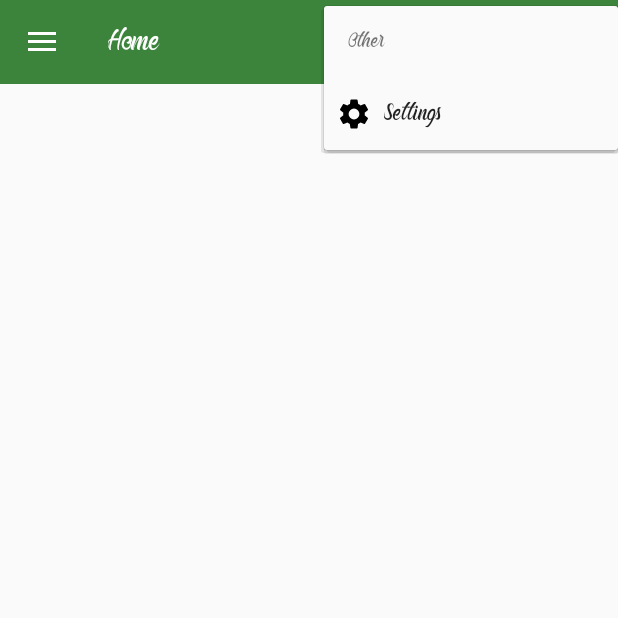
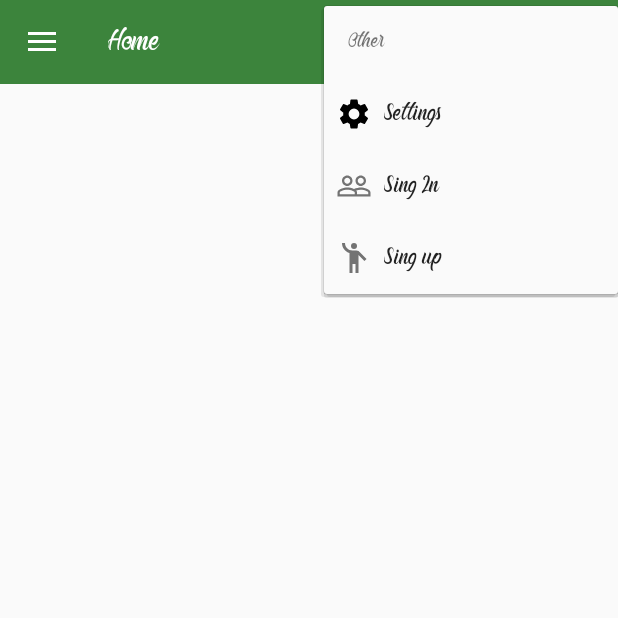
Before and after one commit to TomazMazej/plant_care, an Android app: the screen it shows after launch (MainActivity), in the options menu, after a tap on "Other", on a phone screen of 412 x 824 dp, the top half of it. Run offline under Robolectric (Android 15) with nearby library versions, the phone set to English and light mode, and no system bars.

Commit message:
Added sing in and snig up fragments

```diff
--- a/app/src/main/java/com/mazej/plantcare/MainActivity.java
+++ b/app/src/main/java/com/mazej/plantcare/MainActivity.java
@@ -21,6 +21,8 @@ import com.mazej.plantcare.fragments.MainFragment;
 import com.mazej.plantcare.fragments.MyPlantsFragment;
 import com.mazej.plantcare.fragments.SearchPlantsFragment;
 import com.mazej.plantcare.fragments.SettingsFragment;
+import com.mazej.plantcare.fragments.SingInFragment;
+import com.mazej.plantcare.fragments.SingUpFragment;
 
 import java.util.ArrayList;
 import java.util.Collections;
@@ -105,6 +107,12 @@ public class MainActivity extends AppCompatActivity implements NavigationView.On
         if(menuItem.getItemId() == R.id.settings){
             fragmentTransaction.replace(R.id.container_fragment, new SettingsFragment());
         }
+        if(menuItem.getItemId() == R.id.sing_in){
+            fragmentTransaction.replace(R.id.container_fragment, new SingInFragment());
+        }
+        if(menuItem.getItemId() == R.id.sing_up){
+            fragmentTransaction.replace(R.id.container_fragment, new SingUpFragment());
+        }
         fragmentTransaction.commit();
         return true;
     }
--- /dev/null
+++ b/app/src/main/res/drawable/ic_baseline_emoji_people_24.xml
@@ -0,0 +1,13 @@
+<vector xmlns:android="http://schemas.android.com/apk/res/android"
+    android:width="24dp"
+    android:height="24dp"
+    android:viewportWidth="24"
+    android:viewportHeight="24"
+    android:tint="?attr/colorControlNormal">
+  <path
+      android:fillColor="#FFFFFF"
+      android:pathData="M12,4m-2,0a2,2 0,1 1,4 0a2,2 0,1 1,-4 0"/>
+  <path
+      android:fillColor="#FFFFFF"
+      android:pathData="M15.89,8.11C15.5,7.72 14.83,7 13.53,7c-0.21,0 -1.42,0 -2.54,0C8.24,6.99 6,4.75 6,2H4c0,3.16 2.11,5.84 5,6.71V22h2v-6h2v6h2V10.05L18.95,14l1.41,-1.41L15.89,8.11z"/>
+</vector>
--- /dev/null
+++ b/app/src/main/res/drawable/ic_baseline_people_outline_24.xml
@@ -0,0 +1,10 @@
+<vector xmlns:android="http://schemas.android.com/apk/res/android"
+    android:width="24dp"
+    android:height="24dp"
+    android:viewportWidth="24"
+    android:viewportHeight="24"
+    android:tint="?attr/colorControlNormal">
+  <path
+      android:fillColor="#FFFFFF"
+      android:pathData="M16.5,13c-1.2,0 -3.07,0.34 -4.5,1 -1.43,-0.67 -3.3,-1 -4.5,-1C5.33,13 1,14.08 1,16.25L1,19h22v-2.75c0,-2.17 -4.33,-3.25 -6.5,-3.25zM12.5,17.5h-10v-1.25c0,-0.54 2.56,-1.75 5,-1.75s5,1.21 5,1.75v1.25zM21.5,17.5L14,17.5v-1.25c0,-0.46 -0.2,-0.86 -0.52,-1.22 0.88,-0.3 1.96,-0.53 3.02,-0.53 2.44,0 5,1.21 5,1.75v1.25zM7.5,12c1.93,0 3.5,-1.57 3.5,-3.5S9.43,5 7.5,5 4,6.57 4,8.5 5.57,12 7.5,12zM7.5,6.5c1.1,0 2,0.9 2,2s-0.9,2 -2,2 -2,-0.9 -2,-2 0.9,-2 2,-2zM16.5,12c1.93,0 3.5,-1.57 3.5,-3.5S18.43,5 16.5,5 13,6.57 13,8.5s1.57,3.5 3.5,3.5zM16.5,6.5c1.1,0 2,0.9 2,2s-0.9,2 -2,2 -2,-0.9 -2,-2 0.9,-2 2,-2z"/>
+</vector>
--- a/app/src/main/res/menu/drawer_menu.xml
+++ b/app/src/main/res/menu/drawer_menu.xml
@@ -25,6 +25,15 @@
                 android:id="@+id/settings"
                 android:icon="@drawable/ic_settings_black_24dp"
                 android:title="Settings" />
+            <item
+                android:id="@+id/sing_in"
+                android:icon="@drawable/ic_baseline_people_outline_24"
+                android:title="Sing In" />
+            <item
+                android:id="@+id/sing_up"
+                android:icon="@drawable/ic_baseline_emoji_people_24"
+                android:title="Sing up" />
+
         </menu>
     </item>
 </menu>
```
Also changed, not shown: app/src/main/java/com/mazej/plantcare/fragments/SingInFragment.java (added, +33 -0 lines), app/src/main/java/com/mazej/plantcare/fragments/SingUpFragment.java (added, +33 -0 lines), app/src/main/res/layout/fragment_sing_in.xml (added, +68 -0 lines), app/src/main/res/layout/fragment_sing_up.xml (added, +66 -0 lines).
